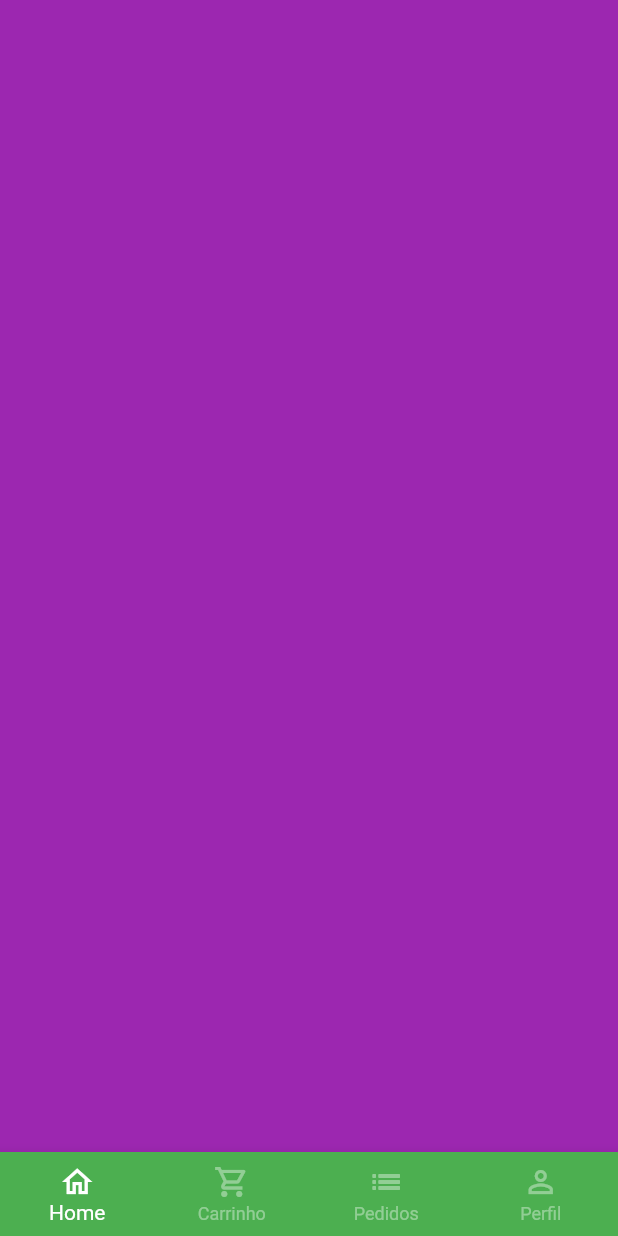
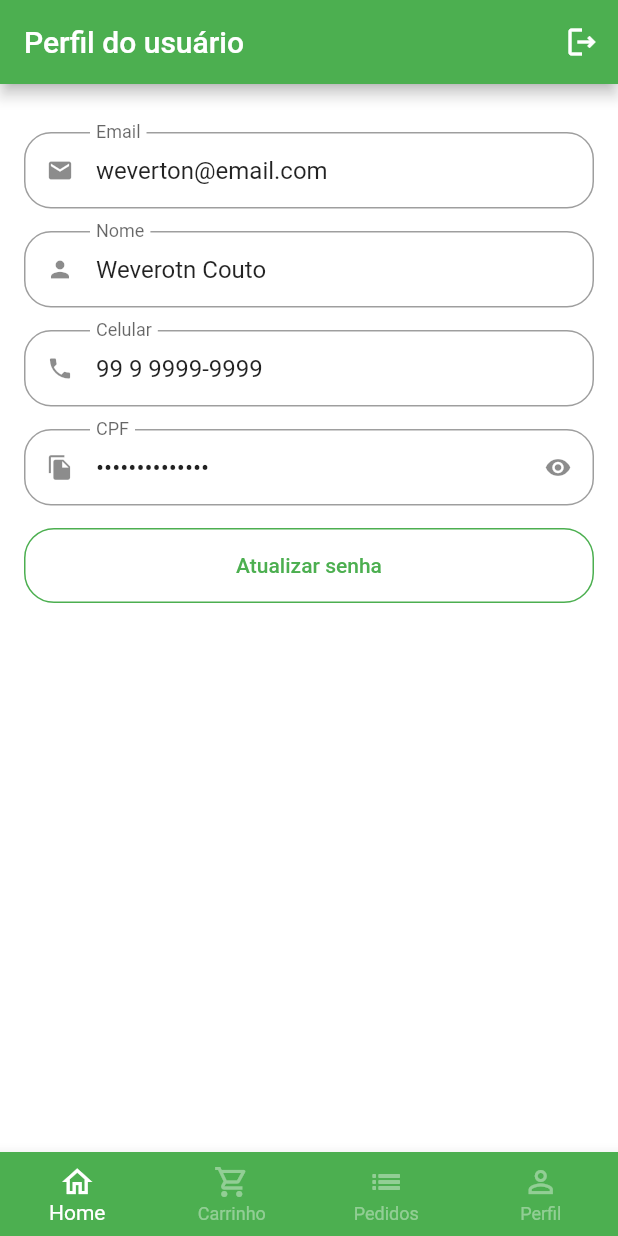
Before and after one commit to WevertonCouto/GreenGrocer-App, a Flutter app: the BaseScreen screen opened directly, swiped to page 4, on a phone screen of 412 x 824 dp. Run offline on Flutter 3.47's test engine with Material 2 defaults, Android fonts, the phone set to English and light mode, and no system bars; our stand-ins replace animated_text_kit, badges, mask_text_input_formatter.

Commit message:
add profile screen

```diff
--- a/lib/src/config/app_data.dart
+++ b/lib/src/config/app_data.dart
@@ -1,4 +1,5 @@
 import 'package:green_grocer/src/models/cart_item_model.dart';
+import 'package:green_grocer/src/models/user_model.dart';
 
 import '../models/item_model.dart';
 
@@ -73,3 +74,10 @@ List<CartItemModel> cartItems = [
   CartItemModel(item: guava, quantity: 3),
   CartItemModel(item: papaya, quantity: 1),
 ];
+
+UserModel userModel = UserModel(
+    name: 'Weverotn Couto',
+    email: 'weverton@email.com',
+    phone: '99 9 9999-9999',
+    cpf: '999.999.999-38',
+    password: 'teste');
--- /dev/null
+++ b/lib/src/models/user_model.dart
@@ -0,0 +1,15 @@
+class UserModel {
+  String name;
+  String email;
+  String phone;
+  String cpf;
+  String password;
+
+  UserModel({
+    required this.name,
+    required this.email,
+    required this.phone,
+    required this.cpf,
+    required this.password,
+  });
+}
--- a/lib/src/pages/auth/sign_in_screen.dart
+++ b/lib/src/pages/auth/sign_in_screen.dart
@@ -1,6 +1,6 @@
 import 'package:animated_text_kit/animated_text_kit.dart';
 import 'package:flutter/material.dart';
-import 'package:green_grocer/src/pages/auth/components/custom_text_field.dart';
+import 'package:green_grocer/src/pages/common_widgets/custom_text_field.dart';
 import 'package:green_grocer/src/pages/auth/sign_up_screen.dart';
 import 'package:green_grocer/src/pages/base/base_screen.dart';
 import 'package:green_grocer/src/config/custom_colors.dart';
--- a/lib/src/pages/auth/sign_up_screen.dart
+++ b/lib/src/pages/auth/sign_up_screen.dart
@@ -2,7 +2,7 @@ import 'package:flutter/material.dart';
 import 'package:mask_text_input_formatter/mask_text_input_formatter.dart';
 
 import '../../config/custom_colors.dart';
-import 'components/custom_text_field.dart';
+import '../common_widgets/custom_text_field.dart';
 
 class SignUpScreen extends StatelessWidget {
   SignUpScreen({super.key});
--- a/lib/src/pages/base/base_screen.dart
+++ b/lib/src/pages/base/base_screen.dart
@@ -1,6 +1,7 @@
 import 'package:flutter/material.dart';
 import 'package:green_grocer/src/pages/cart/cart_tab.dart';
 import 'package:green_grocer/src/pages/home/home_tab.dart';
+import 'package:green_grocer/src/pages/profile/profile_tab.dart';
 
 class BaseScreen extends StatefulWidget {
   const BaseScreen({super.key});
@@ -25,9 +26,7 @@ class _BaseScreenState extends State<BaseScreen> {
           Container(
             color: Colors.blue,
           ),
-          Container(
-            color: Colors.purple,
-          )
+          const ProfileTab(),
         ],
       ),
       bottomNavigationBar: BottomNavigationBar(
--- a/lib/src/pages/auth/components/custom_text_field.dart
+++ b/lib/src/pages/common_widgets/custom_text_field.dart
@@ -6,12 +6,16 @@ class CustomTextField extends StatefulWidget {
   final String label;
   final bool isSecret;
   final List<TextInputFormatter>? inputFormatters;
+  final String? initialText;
+  final bool readOnly;
 
   const CustomTextField(
       {required this.iconData,
       required this.label,
       this.isSecret = false,
       this.inputFormatters,
+      this.initialText,
+      this.readOnly = false,
       super.key});
 
   @override
@@ -33,6 +37,8 @@ class _CustomTextFieldState extends State<CustomTextField> {
     return Padding(
       padding: const EdgeInsets.only(bottom: 15),
       child: TextFormField(
+        readOnly: widget.readOnly,
+        initialValue: widget.initialText,
         inputFormatters: widget.inputFormatters,
         obscureText: isObscure,
         decoration: InputDecoration(
--- /dev/null
+++ b/lib/src/pages/profile/profile_tab.dart
@@ -0,0 +1,153 @@
+import 'package:flutter/material.dart';
+import 'package:green_grocer/src/config/app_data.dart';
+import 'package:green_grocer/src/pages/common_widgets/custom_text_field.dart';
+
+class ProfileTab extends StatefulWidget {
+  const ProfileTab({super.key});
+
+  @override
+  State<ProfileTab> createState() => _ProfileTabState();
+}
+
+class _ProfileTabState extends State<ProfileTab> {
+  @override
+  Widget build(BuildContext context) {
+    return Scaffold(
+      appBar: AppBar(
+        title: const Text('Perfil do usuário'),
+        actions: [
+          IconButton(
+              onPressed: () {},
+              icon: const Icon(
+                Icons.logout_outlined,
+                color: Colors.white,
+              ))
+        ],
+      ),
+      body: ListView(
+        physics: const BouncingScrollPhysics(),
+        padding: const EdgeInsets.fromLTRB(16, 32, 16, 16),
+        children: [
+          // email
+          CustomTextField(
+            iconData: Icons.email,
+            label: 'Email',
+            initialText: userModel.email,
+            readOnly: true,
+          ),
+
+          // name
+          CustomTextField(
+            iconData: Icons.person,
+            label: 'Nome',
+            initialText: userModel.name,
+            readOnly: true,
+          ),
+
+          // phone
+          CustomTextField(
+            iconData: Icons.phone,
+            label: 'Celular',
+            initialText: userModel.phone,
+            readOnly: true,
+          ),
+
+          // cpf
+          CustomTextField(
+            iconData: Icons.file_copy,
+            label: 'CPF',
+            isSecret: true,
+            initialText: userModel.cpf,
+            readOnly: true,
+          ),
+
+          // btn update password
+          SizedBox(
+            height: 50,
+            child: OutlinedButton(
+                style: OutlinedButton.styleFrom(
+                    shape: RoundedRectangleBorder(
+                        borderRadius: BorderRadius.circular(20)),
+                    side: const BorderSide(color: Colors.green)),
+                onPressed: () async {
+                  await updatePassword();
+                },
+                child: const Text('Atualizar senha')),
+          )
+        ],
+      ),
+    );
+  }
+
+  Future<bool?> updatePassword() {
+    return showDialog(
+      context: context,
+      builder: (context) {
+        return Dialog(
+          shape: RoundedRectangleBorder(
+            borderRadius: BorderRadius.circular(20),
+          ),
+          child: Stack(
+            children: [
+              Padding(
+                padding: const EdgeInsets.all(16),
+                child: Column(
+                  mainAxisSize: MainAxisSize.min,
+                  crossAxisAlignment: CrossAxisAlignment.stretch,
+                  children: [
+                    //title
+                    const Padding(
+                      padding: EdgeInsets.symmetric(vertical: 12),
+                      child: Text(
+                        'Atualização de senha',
+                        textAlign: TextAlign.center,
+                        style: TextStyle(
+                            fontSize: 18, fontWeight: FontWeight.bold),
+                      ),
+                    ),
+                    // password
+                    const CustomTextField(
+                      iconData: Icons.lock,
+                      label: 'Senha atual',
+                      isSecret: true,
+                    ),
+                    // new password
+                    const CustomTextField(
+                      iconData: Icons.lock_outline,
+                      label: 'Nova senha',
+                      isSecret: true,
+                    ),
+                    // confirm new password
+                    const CustomTextField(
+                      iconData: Icons.lock_outline,
+                      label: 'Confirmar nova senha',
+                      isSecret: true,
+                    ),
+                    // confirm password btn
+                    SizedBox(
+                        height: 45,
+                        child: ElevatedButton(
+                            style: ElevatedButton.styleFrom(
+                                shape: RoundedRectangleBorder(
+                                    borderRadius: BorderRadius.circular(20))),
+                            onPressed: () {},
+                            child: const Text('Atualizar')))
+                  ],
+                ),
+              ),
+              Positioned(
+                  top: 5,
+                  right: 5,
+                  child: IconButton(
+                    onPressed: () {
+                      Navigator.of(context).pop();
+                    },
+                    icon: const Icon(Icons.close),
+                  ))
+            ],
+          ),
+        );
+      },
+    );
+  }
+}
```
